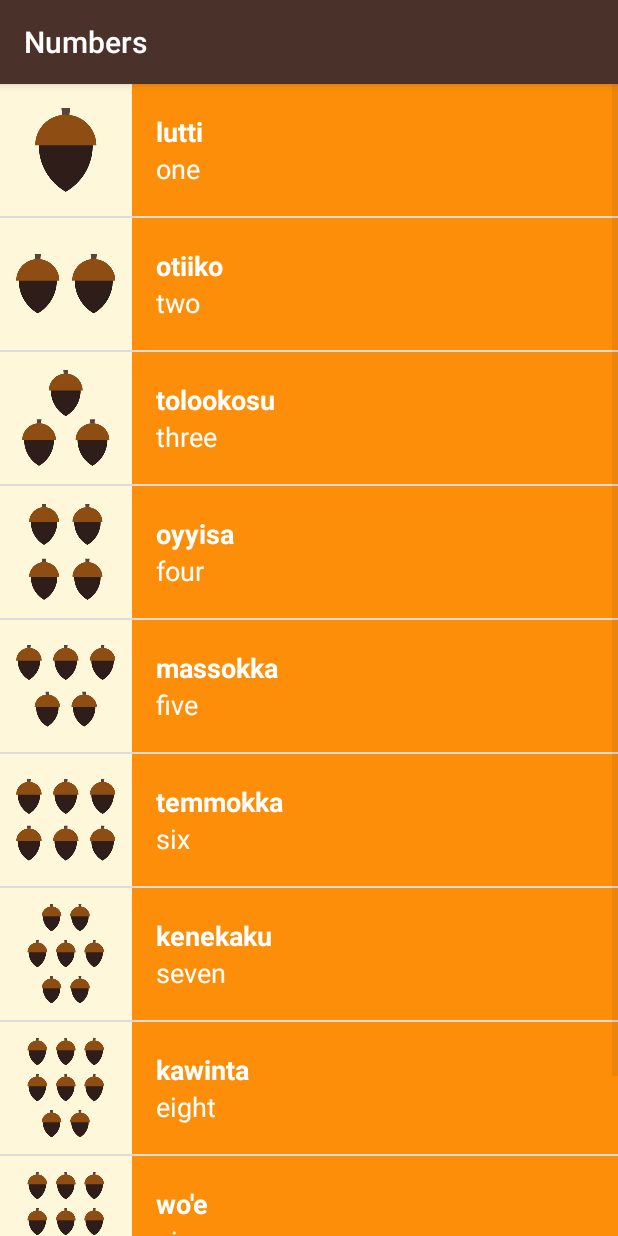
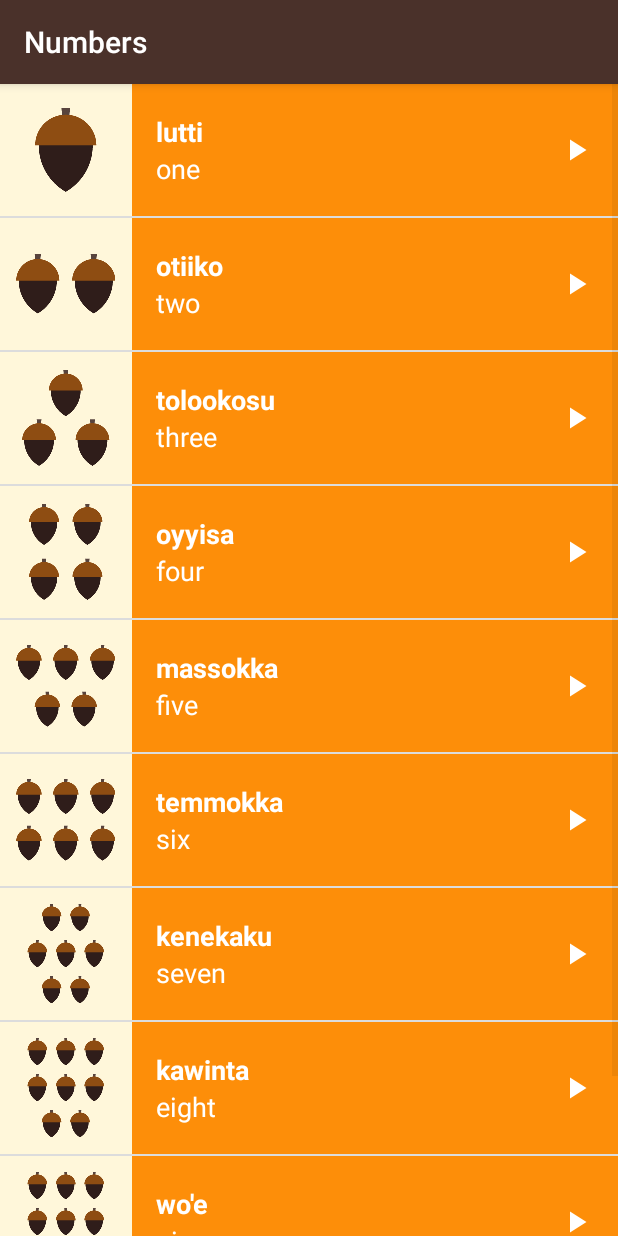
Before and after one commit to sergeyotec/miwok, an Android app: the NumbersActivity screen opened directly, with no data from a screen before it, on a phone screen of 412 x 824 dp. Run offline under Robolectric (Android 15) with nearby library versions, the phone set to English and light mode, and no system bars.

Commit message:
добавили стрелку проигрывания в ХML

```diff
--- a/app/src/main/res/layout/list_item.xml
+++ b/app/src/main/res/layout/list_item.xml
@@ -1,21 +1,26 @@
 <?xml version="1.0" encoding="utf-8"?>
-<LinearLayout xmlns:android="http://schemas.android.com/apk/res/android"
-    xmlns:tools= "http://schemas.android.com/tools"
-    android:orientation="horizontal"
+<RelativeLayout xmlns:android="http://schemas.android.com/apk/res/android"
+    xmlns:tools="http://schemas.android.com/tools"
     android:layout_width="match_parent"
-    android:layout_height="match_parent"
-    android:minHeight="@dimen/list_item_height"
+    android:layout_height="@dimen/list_item_height"
     android:background="@color/tan_background">
+
     <ImageView
         android:id="@+id/image"
         android:layout_width="@dimen/list_item_height"
-        android:layout_height="@dimen/list_item_height"/>
+        android:layout_height="@dimen/list_item_height" />
+
     <LinearLayout
         android:id="@+id/text_container"
         android:orientation="vertical"
         android:layout_width="match_parent"
         android:layout_height="@dimen/list_item_height"
+        android:layout_alignParentRight="true"
+        android:layout_alignParentBottom="true"
+        android:layout_alignParentTop="true"
+        android:layout_toRightOf="@id/image"
         android:paddingLeft="16dp">
+
         <TextView
             android:id="@+id/miwok_text_view"
             android:layout_width="match_parent"
@@ -25,7 +30,8 @@
             android:textAppearance="?android:textAppearanceMedium"
             android:textColor="@android:color/white"
             android:textStyle="bold"
-                tools:text="lutti"/>
+            tools:text="lutti" />
+
         <TextView
             android:id="@+id/default_text_view"
             android:layout_width="match_parent"
@@ -34,6 +40,14 @@
             android:gravity="top"
             android:textAppearance="?android:textAppearanceMedium"
             android:textColor="@android:color/white"
-                tools:text="one"/>
+            tools:text="one" />
     </LinearLayout>
-</LinearLayout>
+
+    <ImageView
+        android:layout_width="24dp"
+        android:layout_height="24dp"
+        android:layout_alignParentRight="true"
+        android:layout_margin="16dp"
+        android:layout_centerVertical="true"
+        android:src="@drawable/ic_play_arrow" />
+</RelativeLayout>
```
Also changed, not shown: app/src/main/res/drawable-hdpi/ic_play_arrow.png (added), app/src/main/res/drawable-mdpi/ic_play_arrow.png (added), app/src/main/res/drawable-xhdpi/ic_play_arrow.png (added), app/src/main/res/drawable-xxhdpi/ic_play_arrow.png (added), app/src/main/res/drawable-xxxhdpi/ic_play_arrow.png (added). Lines whose indentation alone changed are shown as unchanged.
